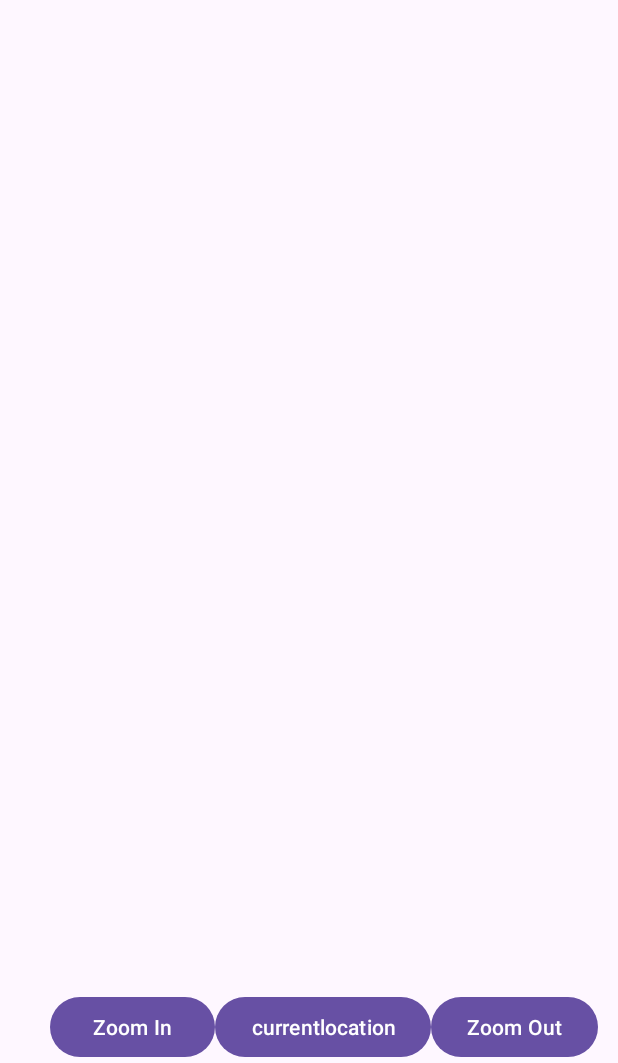
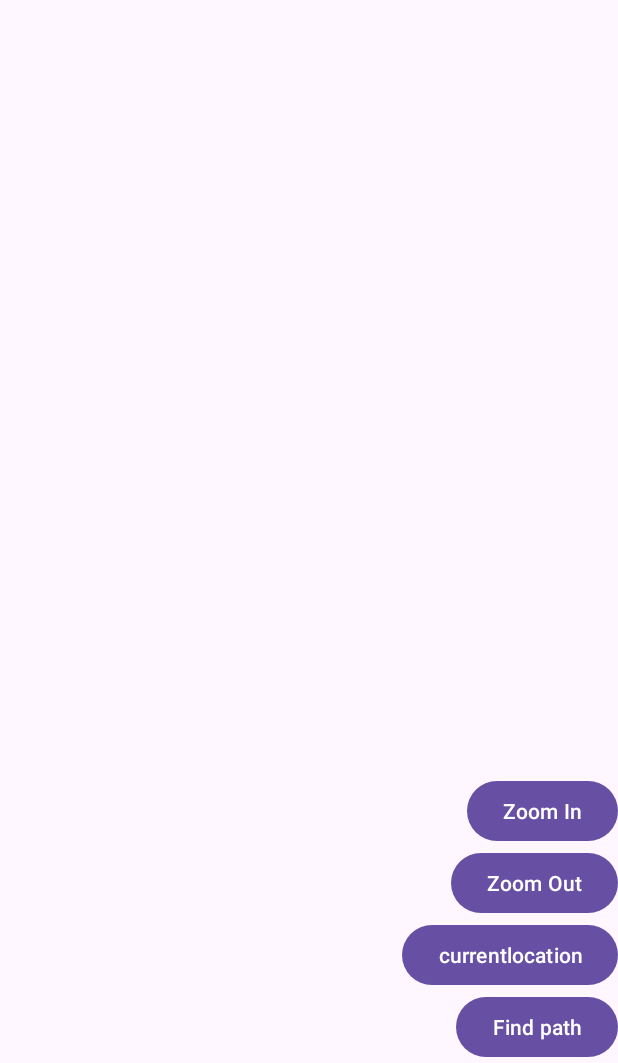
Before and after one commit to hvpexe/GoogleMap, an Android app: the screen it shows after launch (MainActivity), on a phone screen of 412 x 824 dp, the part 173-1236 px from its top. Run offline under Robolectric (Android 15) with nearby library versions, the phone set to English and light mode, and no system bars; libraries missing offline, so code that uses them is left out: com.google.maps.android, com.google.maps.internal, com.google.maps.model, com.karumi.dexter; 2 statements that could not run were skipped.

```diff
--- a/app/build.gradle
+++ b/app/build.gradle
@@ -40,5 +40,9 @@ dependencies {
     implementation 'com.google.android.gms:play-services-maps:18.1.0'
     implementation 'com.google.android.gms:play-services-location:21.0.1'
     implementation 'com.karumi:dexter:6.2.1'
+    implementation 'com.google.maps:google-maps-services:2.2.0'
+    implementation 'com.google.maps.android:android-maps-utils:3.4.0'
+
+
 
 }
--- a/app/src/main/res/layout/activity_main.xml
+++ b/app/src/main/res/layout/activity_main.xml
@@ -44,29 +44,32 @@
         android:id="@+id/linearLayout"
         android:layout_width="wrap_content"
         android:layout_height="wrap_content"
-        android:orientation="horizontal"
+        android:orientation="vertical"
+        android:gravity="right"
         app:layout_constraintBottom_toBottomOf="parent"
-        app:layout_constraintEnd_toEndOf="parent"
-        app:layout_constraintStart_toStartOf="parent">
+        app:layout_constraintEnd_toEndOf="parent">
 
         <Button
             android:id="@+id/zoomin"
-            android:layout_width="110dp"
-            android:layout_height="wrap_content"
-            android:layout_marginLeft="20dp"
-            android:text="Zoom In" />
-
-        <Button
-            android:id="@+id/btn_current"
             android:layout_width="wrap_content"
             android:layout_height="wrap_content"
-            android:text="currentlocation" />
+            android:text="Zoom In" />
 
         <Button
             android:id="@+id/zoomout"
             android:layout_width="wrap_content"
             android:layout_height="wrap_content"
             android:text="Zoom Out" />
+        <Button
+            android:id="@+id/btn_current"
+            android:layout_width="wrap_content"
+            android:layout_height="wrap_content"
+            android:text="currentlocation" />
+        <Button
+            android:id="@+id/btn_findpath"
+            android:layout_width="wrap_content"
+            android:layout_height="wrap_content"
+            android:text="Find path" />
 
     </LinearLayout>
 </androidx.constraintlayout.widget.ConstraintLayout>
```
Also changed, not shown: app/src/main/java/com/example/googlemap/MainActivity.java (+45 -12 lines).
